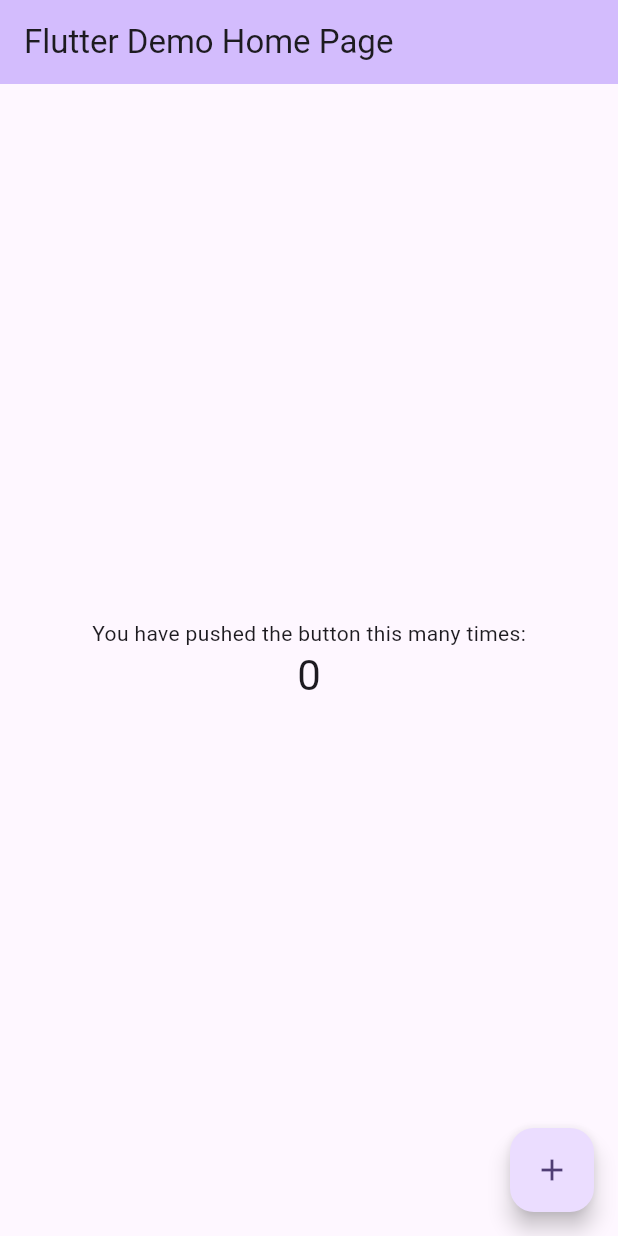
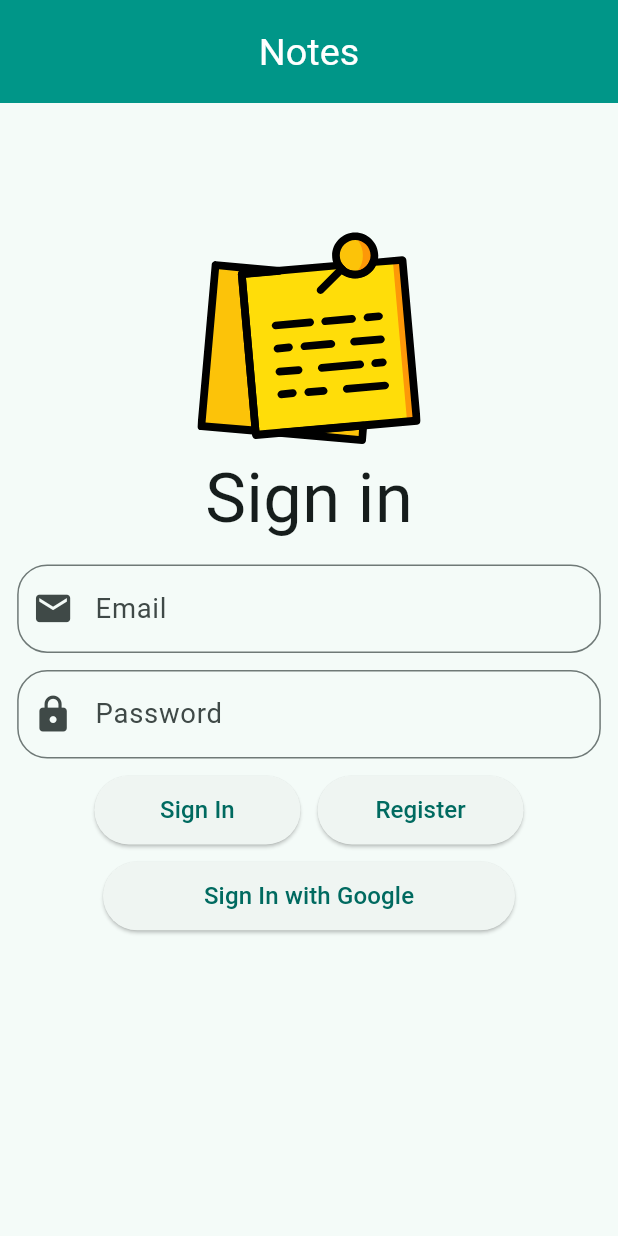
Before and after one commit to littlelarge/notes, a Flutter app: the screen it shows after launch, on a phone screen of 412 x 824 dp. Run offline on Flutter 3.47's test engine with Material 3 defaults, Android fonts, the phone set to English and light mode, and no system bars; our stand-ins replace another_flushbar, bloc, dartz, equatable, firebase_auth, firebase_core and 8 more; accounts and stored records are empty.

Commit message:
sign in form ui

```diff
--- a/lib/application/auth/bloc/sign_in_form_bloc.dart
+++ b/lib/application/auth/sign_in_form_bloc.dart
@@ -1,5 +1,6 @@
 import 'package:bloc/bloc.dart';
 import 'package:dartz/dartz.dart';
+import 'package:flutter/material.dart';
 import 'package:freezed_annotation/freezed_annotation.dart';
 import 'package:injectable/injectable.dart';
 import 'package:notes/domain/auth/auth_failure.dart';
@@ -14,8 +15,8 @@ part 'sign_in_form_state.dart';
 @injectable
 class SignInFormBloc extends Bloc<SignInFormEvent, SignInFormState> {
   SignInFormBloc(this._authFacade) : super(SignInFormState.initial()) {
-    on<SignInFormEvent>((event, emit) {
-      event.map(
+    on<SignInFormEvent>((event, emit) async {
+      await event.map(
         emailChanged: (e) {
           emit(
             state.copyWith(
@@ -99,7 +100,7 @@ class SignInFormBloc extends Bloc<SignInFormEvent, SignInFormState> {
     emit(
       state.copyWith(
         isSubmiting: false,
-        showErrorMessages: true,
+        showErrorMessages: AutovalidateMode.always,
         authFailureOrSuccess: optionOf(failureOrSuccess),
       ),
     );
--- a/lib/application/auth/bloc/sign_in_form_state.dart
+++ b/lib/application/auth/sign_in_form_state.dart
@@ -5,7 +5,7 @@ class SignInFormState with _$SignInFormState {
   const factory SignInFormState({
     required EmailAddress emailAddress,
     required Password password,
-    required bool showErrorMessages,
+    required AutovalidateMode showErrorMessages,
     required bool isSubmiting,
     required AuthOptionResult authFailureOrSuccess,
   }) = _SignInFormState;
@@ -13,7 +13,7 @@ class SignInFormState with _$SignInFormState {
   factory SignInFormState.initial() => SignInFormState(
         emailAddress: EmailAddress(''),
         password: Password(''),
-        showErrorMessages: false,
+        showErrorMessages: AutovalidateMode.disabled,
         isSubmiting: false,
         authFailureOrSuccess: none(),
       );
--- a/lib/infrastructure/auth/firebase_auth_facade.dart
+++ b/lib/infrastructure/auth/firebase_auth_facade.dart
@@ -8,8 +8,7 @@ import 'package:notes/domain/auth/i_auth_facede.dart';
 import 'package:notes/domain/auth/value_objects.dart';
 import 'package:notes/domain/core/typedef/typedefs.dart';
 
-@lazySingleton
-@Injectable(as: IAuthFacade)
+@LazySingleton(as: IAuthFacade)
 class FirebaseAuthFacede implements IAuthFacade {
   FirebaseAuthFacede(this._firebaseAuth, this._googleSignIn);
 
--- a/lib/infrastructure/core/injectable_module.dart
+++ b/lib/infrastructure/core/injectable_module.dart
@@ -6,6 +6,7 @@ import 'package:injectable/injectable.dart';
 abstract class FirebaseInjectableModule {
   @lazySingleton
   GoogleSignIn get googleSignIn => GoogleSignIn();
+
   @lazySingleton
   FirebaseAuth get firebaseAuth => FirebaseAuth.instance;
 }
--- a/lib/main.dart
+++ b/lib/main.dart
@@ -1,71 +1,16 @@
+import 'package:firebase_core/firebase_core.dart';
 import 'package:flutter/material.dart';
 import 'package:injectable/injectable.dart';
+import 'package:notes/firebase_options.dart';
 import 'package:notes/injection.dart';
+import 'package:notes/presentation/core/app_widget.dart';
 
-void main() {
+void main() async {
+  WidgetsFlutterBinding.ensureInitialized();
+
+  await Firebase.initializeApp(options: DefaultFirebaseOptions.currentPlatform);
+
   configureInjection(Environment.prod);
 
-  runApp(const MyApp());
+  runApp(const AppWidget());
 }
-
-class MyApp extends StatelessWidget {
-  const MyApp({super.key});
-  @override
-  Widget build(BuildContext context) {
-    return MaterialApp(
-      title: 'Flutter Demo',
-      theme: ThemeData(
-        colorScheme: ColorScheme.fromSeed(seedColor: Colors.deepPurple),
-        useMaterial3: true,
-      ),
-      home: const MyHomePage(title: 'Flutter Demo Home Page'),
-    );
-  }
-}
-
-class MyHomePage extends StatefulWidget {
-  const MyHomePage({required this.title, super.key});
-  final String title;
-
-  @override
-  State<MyHomePage> createState() => _MyHomePageState();
-}
-
-class _MyHomePageState extends State<MyHomePage> {
-  int _counter = 0;
-
-  void _incrementCounter() {
-    setState(() {
-      _counter++;
-    });
-  }
-
-  @override
-  Widget build(BuildContext context) {
-    return Scaffold(
-      appBar: AppBar(
-        backgroundColor: Theme.of(context).colorScheme.inversePrimary,
-        title: Text(widget.title),
-      ),
-      body: Center(
-        child: Column(
-          mainAxisAlignment: MainAxisAlignment.center,
-          children: <Widget>[
-            const Text(
-              'You have pushed the button this many times:',
-            ),
-            Text(
-              '$_counter',
-              style: Theme.of(context).textTheme.headlineMedium,
-            ),
-          ],
-        ),
-      ),
-      floatingActionButton: FloatingActionButton(
-        onPressed: _incrementCounter,
-        tooltip: 'Increment',
-        child: const Icon(Icons.add),
-      ),
-    );
-  }
-}
--- /dev/null
+++ b/lib/presentation/core/app_widget.dart
@@ -0,0 +1,50 @@
+import 'package:flutter/material.dart';
+import 'package:flutter_screenutil/flutter_screenutil.dart';
+import 'package:notes/presentation/core/colours/colours.dart';
+import 'package:notes/presentation/core/utils/sizes.dart';
+import 'package:notes/presentation/sign_in/sign_in_page.dart';
+
+class AppWidget extends StatelessWidget {
+  const AppWidget({super.key});
+  @override
+  Widget build(BuildContext context) {
+    return ScreenUtilInit(
+      designSize: const Size(360, 640),
+      child: const SignInPage(),
+      builder: (context, child) => MaterialApp(
+        title: 'Notes',
+        theme: ThemeData(
+          colorScheme: ColorScheme.fromSeed(seedColor: Colours.primary),
+          useMaterial3: true,
+          inputDecorationTheme: InputDecorationTheme(
+            border: OutlineInputBorder(
+              borderRadius: BorderRadius.circular(20),
+            ),
+          ),
+          iconTheme: IconTheme.of(context).copyWith(size: 24.r),
+          appBarTheme: AppBarTheme.of(context)
+              .copyWith(toolbarHeight: Sizes.appBarHeight),
+          textTheme: Theme.of(context).textTheme.copyWith(
+                displayLarge: TextStyle(fontSize: 57.r),
+                displayMedium: TextStyle(fontSize: 45.r),
+                displaySmall: TextStyle(fontSize: 36.r),
+                headlineLarge: TextStyle(fontSize: 32.r),
+                headlineMedium: TextStyle(fontSize: 28.r),
+                headlineSmall: TextStyle(fontSize: 24.r),
+                titleLarge: TextStyle(fontSize: 22.r),
+                titleMedium: TextStyle(fontSize: 16.r),
+                titleSmall: TextStyle(fontSize: 14.r),
+                labelLarge: TextStyle(fontSize: 14.r),
+                labelMedium: TextStyle(fontSize: 12.r),
+                labelSmall: TextStyle(fontSize: 11.r),
+                bodyLarge: TextStyle(fontSize: 16.r),
+                bodyMedium: TextStyle(fontSize: 14.r),
+                bodySmall: TextStyle(fontSize: 12.r),
+              ),
+        ),
+        debugShowCheckedModeBanner: false,
+        home: child,
+      ),
+    );
+  }
+}
--- /dev/null
+++ b/lib/presentation/core/assets/assets.dart
@@ -0,0 +1,3 @@
+class Assets {
+  static const notes = 'assets/svg/notes.svg';
+}
--- /dev/null
+++ b/lib/presentation/core/colours/colours.dart
@@ -0,0 +1,8 @@
+import 'package:flutter/material.dart';
+import 'package:hexcolor/hexcolor.dart';
+
+class Colours {
+  static const primary = Colors.teal;
+  static const primaryWhite = Colors.white;
+  static final errorColor = HexColor('8B0000');
+}
--- /dev/null
+++ b/lib/presentation/core/utils/sizes.dart
@@ -0,0 +1,9 @@
+import 'package:flutter/foundation.dart';
+import 'package:flutter_screenutil/flutter_screenutil.dart';
+
+class Sizes {
+  static final appBarHeight = 60.r;
+
+  static double getScreenSizeWithoutAppBarHeight({required double value}) =>
+      clampDouble(value, 0, 1).sh - appBarHeight;
+}
--- /dev/null
+++ b/lib/presentation/sign_in/sign_in_page.dart
@@ -0,0 +1,43 @@
+import 'package:flutter/material.dart';
+import 'package:flutter_bloc/flutter_bloc.dart';
+import 'package:flutter_screenutil/flutter_screenutil.dart';
+import 'package:notes/application/auth/sign_in_form_bloc.dart';
+import 'package:notes/injection.dart';
+import 'package:notes/presentation/core/colours/colours.dart';
+import 'package:notes/presentation/core/utils/sizes.dart';
+import 'package:notes/presentation/sign_in/widgets/sign_in_form.dart';
+
+class SignInPage extends StatelessWidget {
+  const SignInPage({super.key});
+
+  @override
+  Widget build(BuildContext context) {
+    return Scaffold(
+      appBar: AppBar(
+        title: const Text(
+          'Notes',
+          style: TextStyle(color: Colours.primaryWhite),
+        ),
+        centerTitle: true,
+        backgroundColor: Colours.primary,
+      ),
+      body: Padding(
+        padding: EdgeInsets.symmetric(horizontal: 10.r),
+        child: BlocProvider(
+          create: (context) => getIt<SignInFormBloc>(),
+          child: SingleChildScrollView(
+            child: SizedBox(
+              height: Sizes.getScreenSizeWithoutAppBarHeight(value: .9),
+              child: Column(
+                children: [
+                  SizedBox(height: .1.sh),
+                  const SignInForm(),
+                ],
+              ),
+            ),
+          ),
+        ),
+      ),
+    );
+  }
+}
--- /dev/null
+++ b/lib/presentation/sign_in/widgets/sign_in_form.dart
@@ -0,0 +1,164 @@
+// ignore_for_file: inference_failure_on_instance_creation
+
+import 'package:another_flushbar/flushbar.dart';
+import 'package:flutter/material.dart';
+import 'package:flutter_bloc/flutter_bloc.dart';
+import 'package:flutter_screenutil/flutter_screenutil.dart';
+import 'package:flutter_svg/svg.dart';
+import 'package:notes/application/auth/sign_in_form_bloc.dart';
+import 'package:notes/presentation/core/assets/assets.dart';
+import 'package:notes/presentation/core/colours/colours.dart';
+
+class SignInForm extends StatelessWidget {
+  const SignInForm({super.key});
+
+  @override
+  Widget build(BuildContext context) {
+    return BlocConsumer<SignInFormBloc, SignInFormState>(
+      listener: (context, state) {
+        state.authFailureOrSuccess.fold(() {}, (either) {
+          either.fold(
+            (f) {
+              Flushbar(
+                message: f.map(
+                  cancelledByUser: (_) => 'Cancelled',
+                  serverError: (_) => 'Server error',
+                  emailAlreadyInUse: (_) => 'Email already in use',
+                  invalidEmailAndPasswordCombination: (_) =>
+                      'Invalid email and password combination',
+                ),
+                backgroundColor: Colours.errorColor,
+              ).show(context);
+            },
+            (r) {
+              // TODO(littlelarge): Navigation
+            },
+          );
+        });
+      },
+      builder: (context, state) {
+        return Form(
+          autovalidateMode: state.showErrorMessages,
+          child: Flexible(
+            child: Column(
+              children: [
+                SvgPicture.asset(
+                  Assets.notes,
+                  height: 130.r,
+                ),
+                Text('Sign in', style: TextStyle(fontSize: 40.r)),
+                SizedBox(height: 10.r),
+                SizedBox(
+                  width: 400.r,
+                  child: TextFormField(
+                    decoration: InputDecoration(
+                      label: const Text('Email'),
+                      prefixIcon: Icon(
+                        Icons.email,
+                        size: 24.r,
+                      ),
+                    ),
+                    autocorrect: false,
+                    onChanged: (value) => context
+                        .read<SignInFormBloc>()
+                        .add(SignInFormEvent.emailChanged(value)),
+                    validator: (_) => context
+                        .read<SignInFormBloc>()
+                        .state
+                        .emailAddress
+                        .value
+                        .fold(
+                          (f) => f.maybeMap(
+                            invalidEmail: (_) => 'Invalid Email',
+                            orElse: () => null,
+                          ),
+                          (r) => null,
+                        ),
+                    textInputAction: TextInputAction.next,
+                  ),
+                ),
+                SizedBox(height: 10.r),
+                SizedBox(
+                  width: 400.r,
+                  child: TextFormField(
+                    decoration: InputDecoration(
+                      label: const Text('Password'),
+                      prefixIcon: Icon(
+                        Icons.lock,
+                        size: 24.r,
+                      ),
+                    ),
+                    autocorrect: false,
+                    obscureText: true,
+                    onChanged: (value) => context
+                        .read<SignInFormBloc>()
+                        .add(SignInFormEvent.passwordChanged(value)),
+                    validator: (_) => context
+                        .read<SignInFormBloc>()
+                        .state
+                        .password
+                        .value
+                        .fold(
+                          (f) => f.maybeMap(
+                            shortPassword: (_) => 'Short Password',
+                            orElse: () => null,
+                          ),
+                          (r) => null,
+                        ),
+                    textInputAction: TextInputAction.done,
+                  ),
+                ),
+                SizedBox(height: 10.r),
+                Row(
+                  mainAxisAlignment: MainAxisAlignment.center,
+                  children: [
+                    SizedBox(
+                      height: 40.r,
+                      width: 120.r,
+                      child: ElevatedButton(
+                        onPressed: () {
+                          context.read<SignInFormBloc>().add(
+                                const SignInFormEvent
+                                    .signInWithEmailAndPasswordPressed(),
+                              );
+                        },
+                        child: const Text('Sign In'),
+                      ),
+                    ),
+                    SizedBox(width: 10.r),
+                    SizedBox(
+                      height: 40.r,
+                      width: 120.r,
+                      child: ElevatedButton(
+                        onPressed: () {
+                          context.read<SignInFormBloc>().add(
+                                const SignInFormEvent
+                                    .registerWithEmailAndPasswordPressed(),
+                              );
+                        },
+                        child: const Text('Register'),
+                      ),
+                    ),
+                  ],
+                ),
+                SizedBox(height: 10.r),
+                SizedBox(
+                  height: 40.r,
+                  width: 240.r,
+                  child: ElevatedButton(
+                    onPressed: () {
+                      context.read<SignInFormBloc>().add(
+                            const SignInFormEvent.signInWithGooglePressed(),
+                          );
+                    },
+                    child: const Text('Sign In with Google'),
+                  ),
+                ),
+              ],
+            ),
+          ),
+        );
+      },
+    );
+  }
+}
```
Also changed, not shown: pubspec.yaml (+8 -1 lines), assets/svg/notes.svg (added), lib/application/auth/sign_in_form_bloc.freezed.dart, lib/application/auth/sign_in_form_event.dart (renamed from lib/application/auth/bloc/sign_in_form_event.dart), lib/firebase_options.dart (added), lib/injection.config.dart, pubspec.lock, 20 other files.
